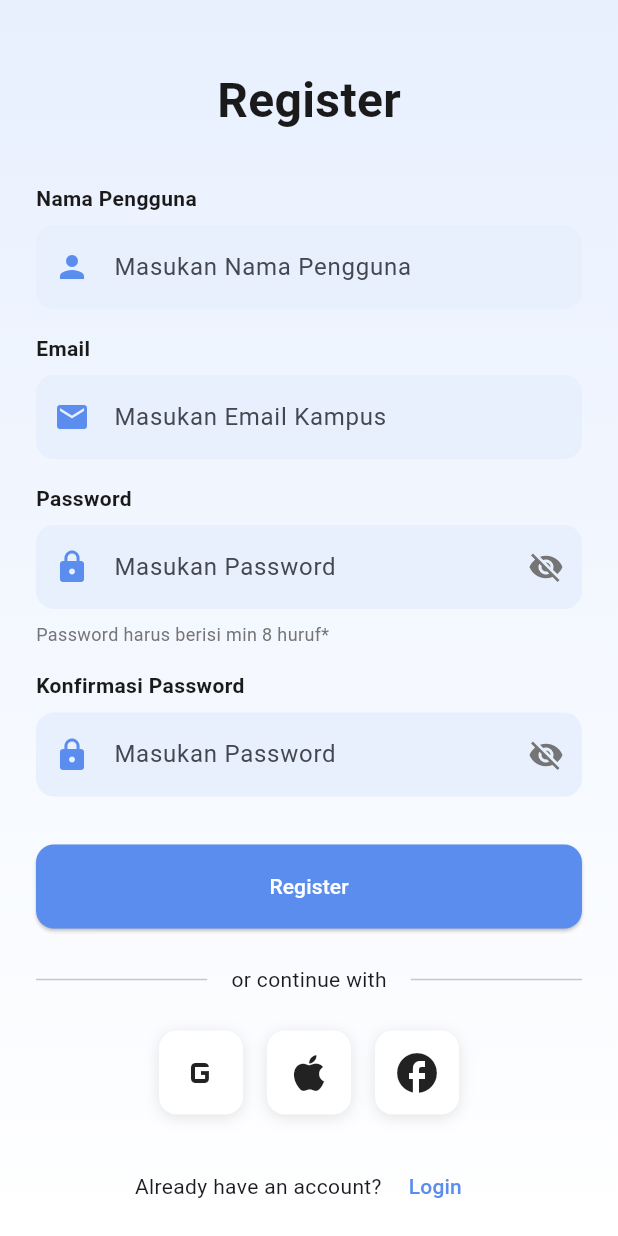
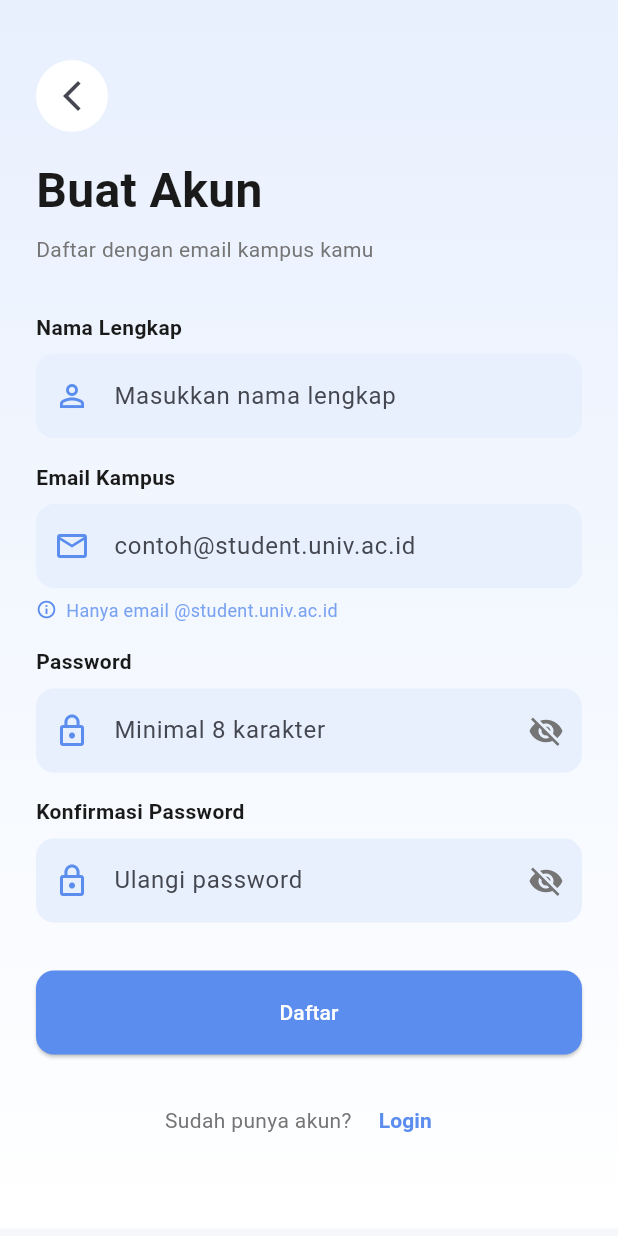
Before and after one commit to wvionn/JAJANYUK, a Flutter app: the RegisterPage screen opened by its route, on a phone screen of 412 x 824 dp. Run offline on Flutter 3.47's test engine with Material 3 defaults, Android fonts, the phone set to English and light mode, and no system bars; our stand-ins replace dartz, equatable, flutter_dotenv, flutter_riverpod, go_router, supabase_flutter; accounts and stored records are empty.

Commit message:
feat(auth): implement register with campus email validation
- Implement full register flow with Supabase signUp
- Add campus email validator (student.univ.ac.id only)
- Show success dialog with email confirmation instructions
- Navigate to login after successful registration
- Handle AuthException with user-friendly error messages
- Add isLoading state to prevent double submit
- Fix: remove unused _buildSocialButton method
- Fix: replace deprecated withOpacity() with withValues(alpha:)
- Add campusEmail() validator to Validators class
- Fix corrupt regex in validators.dart (phoneNumber, email)

```diff
--- a/lib/core/utils/validators.dart
+++ b/lib/core/utils/validators.dart
@@ -1,11 +1,35 @@
 class Validators {
+  // Domain email kampus yang diizinkan
+  static const List<String> _allowedEmailDomains = [
+    'student.univ.ac.id',
+    'student.esaunggul.ac.id',
+  ];
+
   static String? email(String? value) {
     if (value == null || value.isEmpty) {
       return 'Email tidak boleh kosong';
     }
-    final emailRegex = RegExp(r'^[\w-\.]+@([\w-]+\.)+[\w-]{2,4}$');
+    final emailRegex = RegExp(r'^[\w\-\.]+@([\w\-]+\.)+[\w\-]{2,4}$');
     if (!emailRegex.hasMatch(value)) {
-      return 'Email tidak valid';
+      return 'Format email tidak valid';
+    }
+    return null;
+  }
+
+  /// Validator khusus untuk email kampus (student.univ.ac.id)
+  static String? campusEmail(String? value) {
+    if (value == null || value.isEmpty) {
+      return 'Email tidak boleh kosong';
+    }
+    final emailRegex = RegExp(r'^[\w\-\.]+@([\w\-]+\.)+[\w\-]{2,4}$');
+    if (!emailRegex.hasMatch(value)) {
+      return 'Format email tidak valid';
+    }
+    final isAllowed = _allowedEmailDomains.any(
+      (domain) => value.toLowerCase().endsWith('@$domain'),
+    );
+    if (!isAllowed) {
+      return 'Gunakan email kampus (@student.univ.ac.id)';
     }
     return null;
   }
@@ -15,7 +39,7 @@ class Validators {
       return 'Password tidak boleh kosong';
     }
     if (value.length < 8) {
-      return 'Password harus berisi min 8 huruf';
+      return 'Password minimal 8 karakter';
     }
     return null;
   }
@@ -43,7 +67,7 @@ class Validators {
     }
     final phoneRegex = RegExp(r'^[0-9]{10,13}$');
     if (!phoneRegex.hasMatch(value)) {
-      return 'Nomor telepon tidak valid';
+      return 'Nomor telepon tidak valid (10-13 digit)';
     }
     return null;
   }
--- a/lib/features/auth/presentation/pages/register_page.dart
+++ b/lib/features/auth/presentation/pages/register_page.dart
@@ -1,6 +1,7 @@
 import 'package:flutter/material.dart';
 import 'package:flutter_riverpod/flutter_riverpod.dart';
 import 'package:go_router/go_router.dart';
+import 'package:supabase_flutter/supabase_flutter.dart';
 import '../../../../core/router/route_names.dart';
 import '../../../../core/theme/app_colors.dart';
 import '../../../../core/widgets/custom_button.dart';
@@ -20,6 +21,7 @@ class _RegisterPageState extends ConsumerState<RegisterPage> {
   final _emailController = TextEditingController();
   final _passwordController = TextEditingController();
   final _confirmPasswordController = TextEditingController();
+  bool _isLoading = false;
 
   @override
   void dispose() {
@@ -30,10 +32,127 @@ class _RegisterPageState extends ConsumerState<RegisterPage> {
     super.dispose();
   }
 
-  void _handleRegister() {
-    if (_formKey.currentState!.validate()) {
-      // TODO: Implement register logic
+  Future<void> _handleRegister() async {
+    if (!_formKey.currentState!.validate()) return;
+
+    setState(() => _isLoading = true);
+
+    try {
+      await Supabase.instance.client.auth.signUp(
+        email: _emailController.text.trim(),
+        password: _passwordController.text,
+        data: {
+          'full_name': _nameController.text.trim(),
+          'role': 'buyer',
+        },
+      );
+
+      if (mounted) {
+        setState(() => _isLoading = false);
+        _showSuccessDialog();
+      }
+    } on AuthException catch (e) {
+      if (mounted) {
+        setState(() => _isLoading = false);
+        ScaffoldMessenger.of(context).showSnackBar(
+          SnackBar(
+            content: Text(_mapAuthError(e.message)),
+            backgroundColor: AppColors.error,
+          ),
+        );
+      }
+    } catch (e) {
+      if (mounted) {
+        setState(() => _isLoading = false);
+        ScaffoldMessenger.of(context).showSnackBar(
+          SnackBar(
+            content: Text('Terjadi kesalahan: $e'),
+            backgroundColor: AppColors.error,
+          ),
+        );
+      }
     }
+  }
+
+  String _mapAuthError(String message) {
+    if (message.contains('already registered')) {
+      return 'Email ini sudah terdaftar. Silakan login.';
+    }
+    if (message.contains('invalid email')) {
+      return 'Format email tidak valid.';
+    }
+    if (message.contains('weak password')) {
+      return 'Password terlalu lemah. Gunakan kombinasi huruf dan angka.';
+    }
+    return 'Pendaftaran gagal: $message';
+  }
+
+  void _showSuccessDialog() {
+    showDialog(
+      context: context,
+      barrierDismissible: false,
+      builder: (context) => AlertDialog(
+        shape: RoundedRectangleBorder(borderRadius: BorderRadius.circular(20)),
+        content: Column(
+          mainAxisSize: MainAxisSize.min,
+          children: [
+            Container(
+              padding: const EdgeInsets.all(16),
+              decoration: BoxDecoration(
+                color: AppColors.success.withValues(alpha: 0.1),
+                shape: BoxShape.circle,
+              ),
+              child: const Icon(
+                Icons.mark_email_read_outlined,
+                size: 56,
+                color: AppColors.success,
+              ),
+            ),
+            const SizedBox(height: 20),
+            const Text(
+              'Pendaftaran Berhasil!',
+              style: TextStyle(
+                fontSize: 20,
+                fontWeight: FontWeight.bold,
+                color: AppColors.textPrimary,
+              ),
+            ),
+            const SizedBox(height: 12),
+            Text(
+              'Link konfirmasi telah dikirim ke:\n${_emailController.text.trim()}\n\nSilakan cek email kamu untuk mengaktifkan akun.',
+              textAlign: TextAlign.center,
+              style: const TextStyle(
+                fontSize: 13,
+                color: AppColors.textSecondary,
+                height: 1.5,
+              ),
+            ),
+            const SizedBox(height: 24),
+            SizedBox(
+              width: double.infinity,
+              child: ElevatedButton(
+                onPressed: () {
+                  Navigator.pop(context);
+                  context.go(RouteNames.login);
+                },
+                style: ElevatedButton.styleFrom(
+                  backgroundColor: AppColors.primary,
+                  padding: const EdgeInsets.symmetric(vertical: 14),
+                  shape: RoundedRectangleBorder(
+                    borderRadius: BorderRadius.circular(12),
+                  ),
+                ),
+                child: const Text(
+                  'Ke Halaman Login',
+                  style: TextStyle(
+                      color: Colors.white, fontWeight: FontWeight.w600),
+                ),
+              ),
+            ),
+          ],
+        ),
+      ),
+    );
   }
 
   @override
@@ -53,59 +172,95 @@ class _RegisterPageState extends ConsumerState<RegisterPage> {
             child: Form(
               key: _formKey,
               child: Column(
+                crossAxisAlignment: CrossAxisAlignment.start,
                 children: [
-                  const SizedBox(height: 20),
+                  const SizedBox(height: 16),
+                  // Back button
+                  IconButton(
+                    onPressed: () => context.pop(),
+                    icon: const Icon(Icons.arrow_back_ios_new),
+                    style: IconButton.styleFrom(
+                      backgroundColor: Colors.white,
+                      padding: const EdgeInsets.all(12),
+                    ),
+                  ),
+                  const SizedBox(height: 16),
+                  // Header
                   const Text(
-                    'Register',
+                    'Buat Akun',
                     style: TextStyle(
                       fontSize: 32,
                       fontWeight: FontWeight.bold,
                       color: AppColors.textPrimary,
                     ),
                   ),
+                  const SizedBox(height: 6),
+                  const Text(
+                    'Daftar dengan email kampus kamu',
+                    style: TextStyle(
+                      fontSize: 14,
+                      color: AppColors.textSecondary,
+                    ),
+                  ),
                   const SizedBox(height: 32),
+
+                  // Nama lengkap
                   CustomTextField(
-                    label: 'Nama Pengguna',
-                    hint: 'Masukan Nama Pengguna',
+                    label: 'Nama Lengkap',
+                    hint: 'Masukkan nama lengkap',
                     controller: _nameController,
-                    prefixIcon: Icons.person,
-                    validator: (value) => Validators.required(value, 'Name'),
+                    prefixIcon: Icons.person_outline,
+                    validator: (value) => Validators.required(value, 'Nama'),
                   ),
                   const SizedBox(height: 16),
+
+                  // Email kampus
                   CustomTextField(
-                    label: 'Email',
-                    hint: 'Masukan Email Kampus',
+                    label: 'Email Kampus',
+                    hint: 'contoh@student.univ.ac.id',
                     controller: _emailController,
-                    prefixIcon: Icons.email,
+                    prefixIcon: Icons.email_outlined,
                     keyboardType: TextInputType.emailAddress,
-                    validator: Validators.email,
+                    validator: Validators.campusEmail,
+                  ),
+                  const SizedBox(height: 6),
+                  // Info domain kampus
+                  Row(
+                    children: [
+                      const Icon(
+                        Icons.info_outline,
+                        size: 14,
+                        color: AppColors.primary,
+                      ),
+                      const SizedBox(width: 6),
+                      Text(
+                        'Hanya email @student.univ.ac.id',
+                        style: TextStyle(
+                          fontSize: 12,
+                          color: AppColors.primary.withValues(alpha: 0.8),
+                        ),
+                      ),
+                    ],
                   ),
                   const SizedBox(height: 16),
+
+                  // Password
                   CustomTextField(
                     label: 'Password',
-                    hint: 'Masukan Password',
+                    hint: 'Minimal 8 karakter',
                     controller: _passwordController,
-                    prefixIcon: Icons.lock,
+                    prefixIcon: Icons.lock_outline,
                     obscureText: true,
                     validator: Validators.password,
                   ),
-                  const SizedBox(height: 8),
-                  const Align(
-                    alignment: Alignment.centerLeft,
-                    child: Text(
-                      'Password harus berisi min 8 huruf*',
-                      style: TextStyle(
-                        fontSize: 12,
-                        color: AppColors.textSecondary,
-                      ),
-                    ),
-                  ),
                   const SizedBox(height: 16),
+
+                  // Konfirmasi Password
                   CustomTextField(
                     label: 'Konfirmasi Password',
-                    hint: 'Masukan Password',
+                    hint: 'Ulangi password',
                     controller: _confirmPasswordController,
-                    prefixIcon: Icons.lock,
+                    prefixIcon: Icons.lock_outline,
                     obscureText: true,
                     validator: (value) => Validators.confirmPassword(
                       value,
@@ -113,42 +268,36 @@ class _RegisterPageState extends ConsumerState<RegisterPage> {
                     ),
                   ),
                   const SizedBox(height: 32),
-                  CustomButton(text: 'Register', onPressed: _handleRegister),
-                  const SizedBox(height: 24),
-                  const Row(
+
+                  // Tombol daftar
+                  CustomButton(
+                    text: 'Daftar',
+                    onPressed: _handleRegister,
+                    isLoading: _isLoading,
+                  ),
+                  const SizedBox(height: 20),
+
+                  // Sudah punya akun
+                  Row(
+                    mainAxisAlignment: MainAxisAlignment.center,
                     children: [
-                      Expanded(child: Divider()),
-                      Padding(
-                        padding: EdgeInsets.symmetric(horizontal: 16),
-                        child: Text('or continue with'),
+                      const Text(
+                        'Sudah punya akun? ',
+                        style: TextStyle(color: AppColors.textSecondary),
                       ),
-                      Expanded(child: Divider()),
+                      TextButton(
+                        onPressed: () => context.go(RouteNames.login),
+                        child: const Text(
+                          'Login',
+                          style: TextStyle(
+                            color: AppColors.primary,
+                            fontWeight: FontWeight.w600,
+                          ),
+                        ),
+                      ),
                     ],
                   ),
                   const SizedBox(height: 24),
-                  Row(
-                    mainAxisAlignment: MainAxisAlignment.center,
-                    children: [
-                      _buildSocialButton(Icons.g_mobiledata, () {}),
-                      const SizedBox(width: 16),
-                      _buildSocialButton(Icons.apple, () {}),
-                      const SizedBox(width: 16),
-                      _buildSocialButton(Icons.facebook, () {}),
-                    ],
-                  ),
-                  const SizedBox(height: 24),
-                  Row(
-                    mainAxisAlignment: MainAxisAlignment.center,
-                    children: [
-                      const Text('Already have an account? '),
-                      TextButton(
-                        onPressed: () {
-                          context.push(RouteNames.login);
-                        },
-                        child: const Text('Login'),
-                      ),
-                    ],
-                  ),
                 ],
               ),
             ),
@@ -157,26 +306,4 @@ class _RegisterPageState extends ConsumerState<RegisterPage> {
       ),
     );
   }
-
-  Widget _buildSocialButton(IconData icon, VoidCallback onTap) {
-    return InkWell(
-      onTap: onTap,
-      child: Container(
-        width: 56,
-        height: 56,
-        decoration: BoxDecoration(
-          color: Colors.white,
-          borderRadius: BorderRadius.circular(12),
-          boxShadow: [
-            BoxShadow(
-              color: Colors.black.withOpacity(0.1),
-              blurRadius: 8,
-              offset: const Offset(0, 2),
-            ),
-          ],
-        ),
-        child: Icon(icon, size: 32),
-      ),
-    );
-  }
 }
```
